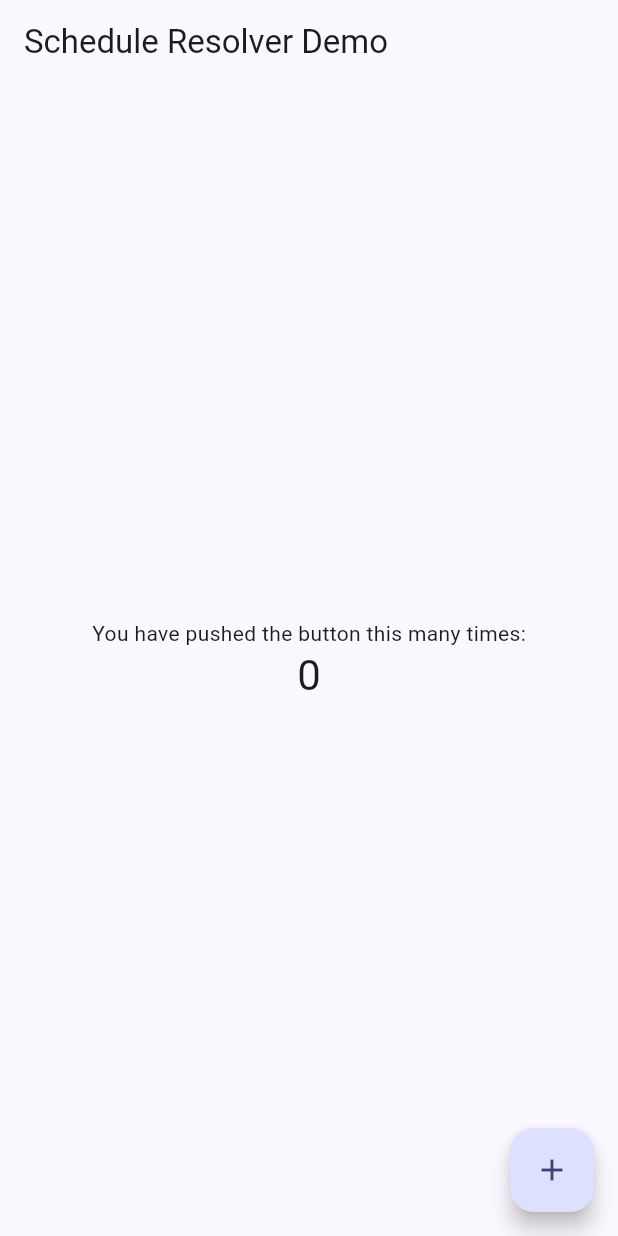
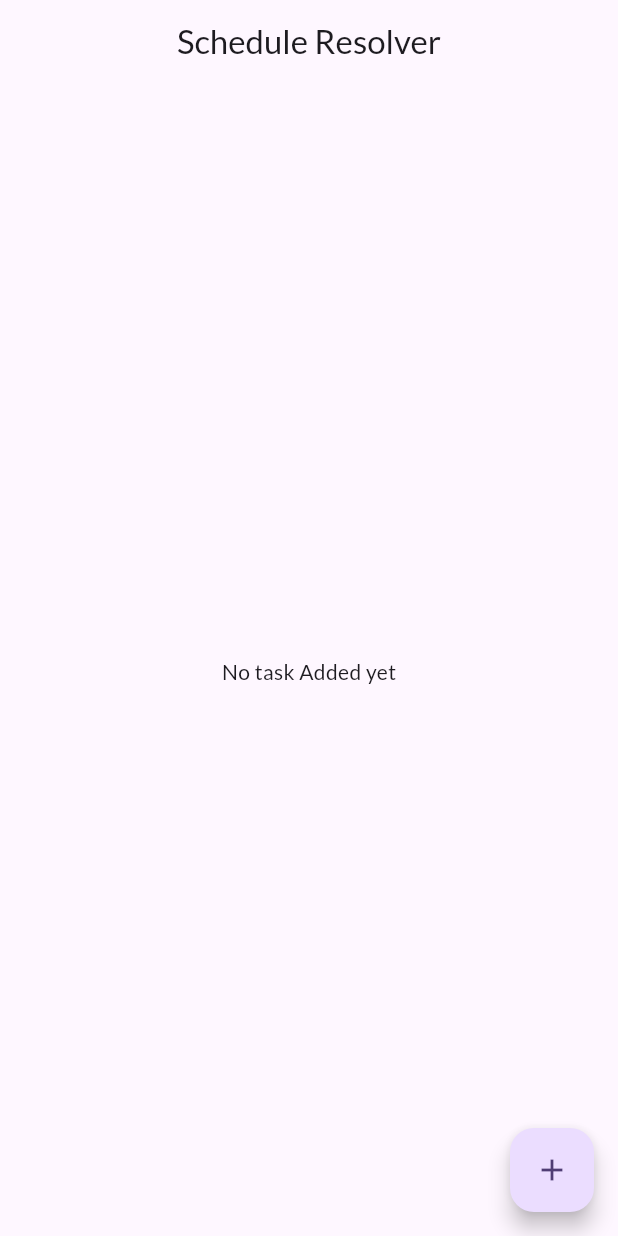
Before and after one commit to Renz0202/ScheduleResolver, a Flutter app: the screen it shows after launch, on a phone screen of 412 x 824 dp. Run offline on Flutter 3.47's test engine with Material 3 defaults, Android fonts, the phone set to English and light mode, and no system bars; our stand-ins replace google_fonts, google_generative_ai.

Commit message:
detect conflicts, rank priorities, and generate a revised schedule

```diff
--- a/schedule_resolver/lib/main.dart
+++ b/schedule_resolver/lib/main.dart
@@ -1,66 +1,35 @@
 import 'package:flutter/material.dart';
+import 'package:provider/provider.dart';
+import 'package:google_fonts/google_fonts.dart';
+import 'providers/schedule_provider.dart';
+import 'services/ai_schedule_service.dart';
+import 'screens/dashboard_screen.dart';
 
 void main() {
-  runApp(const MyApp());
+  runApp(
+    MultiProvider(
+      providers: [
+        ChangeNotifierProvider(create: (_) => ScheduleProvider()),
+        ChangeNotifierProvider(create: (_) => AiScheduleService()),
+      ],
+      child: const ScheduleResolverApp(),
+    ),
+  );
 }
 
-class MyApp extends StatelessWidget {
-  const MyApp({super.key});
+class ScheduleResolverApp extends StatelessWidget {
+  const ScheduleResolverApp({super.key});
 
   @override
   Widget build(BuildContext context) {
     return MaterialApp(
       title: 'Schedule Resolver',
       theme: ThemeData(
-        colorScheme: ColorScheme.fromSeed(seedColor: Colors.indigo),
+        colorScheme: ColorScheme.fromSeed(seedColor: Colors.deepPurple),
         useMaterial3: true,
+        textTheme: GoogleFonts.latoTextTheme(Theme.of(context).textTheme),
       ),
-      home: const MyHomePage(title: 'Schedule Resolver Demo'),
+      home: const DashboardScreen(),
     );
   }
 }
-
-class MyHomePage extends StatefulWidget {
-  const MyHomePage({super.key, required this.title});
-
-  final String title;
-
-  @override
-  State<MyHomePage> createState() => _MyHomePageState();
-}
-
-class _MyHomePageState extends State<MyHomePage> {
-  int _counter = 0;
-
-  void _incrementCounter() {
-    setState(() {
-      _counter++;
-    });
-  }
-
-  @override
-  Widget build(BuildContext context) {
-    return Scaffold(
-      appBar: AppBar(
-        title: Text(widget.title),
-      ),
-      body: Center(
-        child: Column(
-          mainAxisAlignment: MainAxisAlignment.center,
-          children: <Widget>[
-            const Text('You have pushed the button this many times:'),
-            Text(
-              '$_counter',
-              style: Theme.of(context).textTheme.headlineMedium,
-            ),
-          ],
-        ),
-      ),
-      floatingActionButton: FloatingActionButton(
-        onPressed: _incrementCounter,
-        tooltip: 'Increment',
-        child: const Icon(Icons.add),
-      ),
-    );
-  }
-}
--- a/schedule_resolver/lib/models/task_model.dart
+++ b/schedule_resolver/lib/models/task_model.dart
@@ -1,4 +1,5 @@
 import 'package:flutter/material.dart';
+import 'package:intl/intl.dart';
 
 class TaskModel {
   final String id;
@@ -12,7 +13,7 @@ class TaskModel {
   final double estimatedEffortHours;
   final String energyLevel;
 
- TaskModel ({
+  TaskModel({
     required this.id,
     required this.title,
     required this.category,
@@ -31,7 +32,8 @@ class TaskModel {
       'title': title,
       'category': category,
       'date': date.toIso8601String().split('T').first,
-     'startTime': '${startTime.hour}:${startTime.minute.toString().padLeft(2, '0')}',
+      'startTime':
+          '${startTime.hour}:${startTime.minute.toString().padLeft(2, '0')}',
       'endTime': '${endTime.hour}:${endTime.minute.toString().padLeft(2, '0')}',
       'urgency': urgency,
       'importance': importance,
@@ -39,4 +41,17 @@ class TaskModel {
       'energyLevel': energyLevel,
     };
   }
+
+  String get formattedDate => DateFormat('EEE, MMM d').format(date);
+
+  String get formattedStartTime => _formatTimeOfDay(startTime);
+
+  String get formattedEndTime => _formatTimeOfDay(endTime);
+
+  String _formatTimeOfDay(TimeOfDay time) {
+    final hours = time.hourOfPeriod == 0 ? 12 : time.hourOfPeriod;
+    final minutes = time.minute.toString().padLeft(2, '0');
+    final suffix = time.period == DayPeriod.am ? 'AM' : 'PM';
+    return '$hours:$minutes $suffix';
   }
+}
--- /dev/null
+++ b/schedule_resolver/lib/screens/dashboard_screen.dart
@@ -0,0 +1,116 @@
+import 'package:flutter/material.dart';
+import 'package:provider/provider.dart';
+import 'package:schedule_resolver/providers/schedule_provider.dart';
+import '../services/ai_schedule_service.dart';
+import '../models/task_model.dart';
+import 'task_input_screen.dart';
+import 'recommendation_screen.dart';
+
+class DashboardScreen extends StatelessWidget {
+  const DashboardScreen({super.key});
+
+  @override
+  Widget build(BuildContext context) {
+    final scheduleProvider = Provider.of<ScheduleProvider>(context);
+    final aiService = Provider.of<AiScheduleService>(context);
+
+    final sortedTasks = List<TaskModel>.from(scheduleProvider.tasks);
+    sortedTasks.sort((a, b) => a.startTime.hour.compareTo(b.startTime.hour));
+
+    return Scaffold(
+      appBar: AppBar(title: const Text('Schedule Resolver'), centerTitle: true),
+      body: Padding(
+        padding: const EdgeInsets.all(16.0),
+        child: Column(
+          children: [
+            if (aiService.currentAnalysis != null)
+              Card(
+                color: Colors.green.shade100,
+                child: Padding(
+                  padding: const EdgeInsets.all(16.0),
+                  child: Column(
+                    children: [
+                      const Text(
+                        'Recommendation Ready',
+                        style: TextStyle(fontWeight: FontWeight.bold),
+                      ),
+                      ElevatedButton(
+                        onPressed: () => Navigator.push(
+                          context,
+                          MaterialPageRoute(
+                            builder: (_) => const RecommendationScreen(),
+                          ),
+                        ),
+                        child: const Text('View Recommendation'),
+                      ), //MaterialPageRoute //ElevatedButton
+                    ],
+                  ),
+                ),
+              ),
+            const SizedBox(height: 16),
+            Expanded(
+              child: sortedTasks.isEmpty
+                  ? const Center(child: Text('No task Added yet'))
+                  : ListView.builder(
+                      itemCount: sortedTasks.length,
+                      itemBuilder: (context, index) {
+                        final task = sortedTasks[index];
+                        return Card(
+                          child: ListTile(
+                            title: Text(task.title),
+                            subtitle: Text(
+                              '${task.category} | ${task.formattedDate} | ${task.formattedStartTime} - ${task.formattedEndTime}',
+                            ),
+                            trailing: IconButton(
+                              icon: const Icon(Icons.delete, color: Colors.red),
+                              onPressed: () =>
+                                  scheduleProvider.removeTask(task.id),
+                            ),
+                          ),
+                        );
+                      },
+                    ),
+            ),
+
+            if (sortedTasks.isNotEmpty)
+              ElevatedButton(
+                onPressed: aiService.isLoading
+                    ? null
+                    : () async {
+                        final success = await aiService.analyzeSchedule(
+                          scheduleProvider.tasks,
+                        );
+
+                        if (!context.mounted) return;
+
+                        if (success && aiService.currentAnalysis != null) {
+                          await Navigator.push(
+                            context,
+                            MaterialPageRoute(
+                              builder: (_) => const RecommendationScreen(),
+                            ),
+                          );
+                        } else if (aiService.errorMessage != null) {
+                          ScaffoldMessenger.of(context).showSnackBar(
+                            SnackBar(content: Text(aiService.errorMessage!)),
+                          );
+                        }
+                      },
+                child: aiService.isLoading
+                    ? const CircularProgressIndicator()
+                    : const Text("Resolve Conflicts With AI"),
+              ),
+          ],
+        ),
+      ),
+
+      floatingActionButton: FloatingActionButton(
+        onPressed: () => Navigator.push(
+          context,
+          MaterialPageRoute(builder: (_) => const TaskInputScreen()),
+        ),
+        child: const Icon(Icons.add),
+      ),
+    );
+  }
+}
--- a/schedule_resolver/lib/services/ai_schedule_service.dart
+++ b/schedule_resolver/lib/services/ai_schedule_service.dart
@@ -5,20 +5,22 @@ import 'package:google_generative_ai/google_generative_ai.dart';
 import '../models/task_model.dart';
 import '../models/schedule_analysis.dart';
 
-
 class AiScheduleService extends ChangeNotifier {
   ScheduleAnalysis? _currentAnalysis;
   bool _isLoading = false;
   String? _errorMessage;
 
-  final String _apiKey = '';
+  final String _apiKey = const String.fromEnvironment(
+    'GEMINI_API_KEY',
+    defaultValue: '',
+  );
 
   ScheduleAnalysis? get currentAnalysis => _currentAnalysis;
   bool get isLoading => _isLoading;
   String? get errorMessage => _errorMessage;
 
- Future<void> analyzeSchedule(List<TaskModel> tasks) async {
-   if (_apiKey.isEmpty || tasks.isEmpty) return;
+  Future<bool> analyzeSchedule(List<TaskModel> tasks) async {
+    if (_apiKey.isEmpty || tasks.isEmpty) return false;
     _isLoading = true;
     _errorMessage = null;
     notifyListeners();
@@ -56,30 +58,32 @@ class AiScheduleService extends ChangeNotifier {
       // _currentAnalysis = analysis;
 
       _currentAnalysis = _parseResponse(response.text ?? ''); //combining the 3
-
+      return _currentAnalysis != null;
     } catch (e) {
       _errorMessage = "Failed to analyze schedule: $e";
+      return false;
     } finally {
       _isLoading = false;
       notifyListeners();
     }
   }
 
-
   ScheduleAnalysis _parseResponse(String fulltext) {
-   String conflicts = "", rankedTask = "", recommendedSchedule = "", explanation = "";
+    String conflicts = "",
+        rankedTask = "",
+        recommendedSchedule = "",
+        explanation = "";
 
     final sections = fulltext.split('### ');
     for (var section in sections) {
       if (section.startsWith('Detected Conflicts')) {
         conflicts = section.replaceFirst('Detected Conflicts', '').trim();
-
       } else if (section.startsWith('Ranked Tasks')) {
         rankedTask = section.replaceFirst('Ranked Tasks', '').trim();
-
       } else if (section.startsWith('Recommended Schedule')) {
-       recommendedSchedule = section.replaceFirst('Recommended Schedule', '').trim();
-
+        recommendedSchedule = section
+            .replaceFirst('Recommended Schedule', '')
+            .trim();
       } else if (section.startsWith('Explanation')) {
         explanation = section.replaceFirst('Explanation', '').trim();
       }
@@ -89,8 +93,7 @@ class AiScheduleService extends ChangeNotifier {
       conflicts: conflicts,
       rankedTask: rankedTask,
       recommendedSchedule: recommendedSchedule,
-       explanation: explanation
+      explanation: explanation,
     );
   }
-
 }
```
Also changed, not shown: schedule_resolver/lib/screens/recommendation_screen.dart (added, +94 -0 lines), schedule_resolver/lib/screens/task_input_screen.dart (added, +146 -0 lines), SS1.JPG (added), SS2.JPG (added), schedule_resolver/lib/providers/schedule_provider.dart (line endings or trailing spaces), 1 other file. Lines whose indentation alone changed are shown as unchanged.
